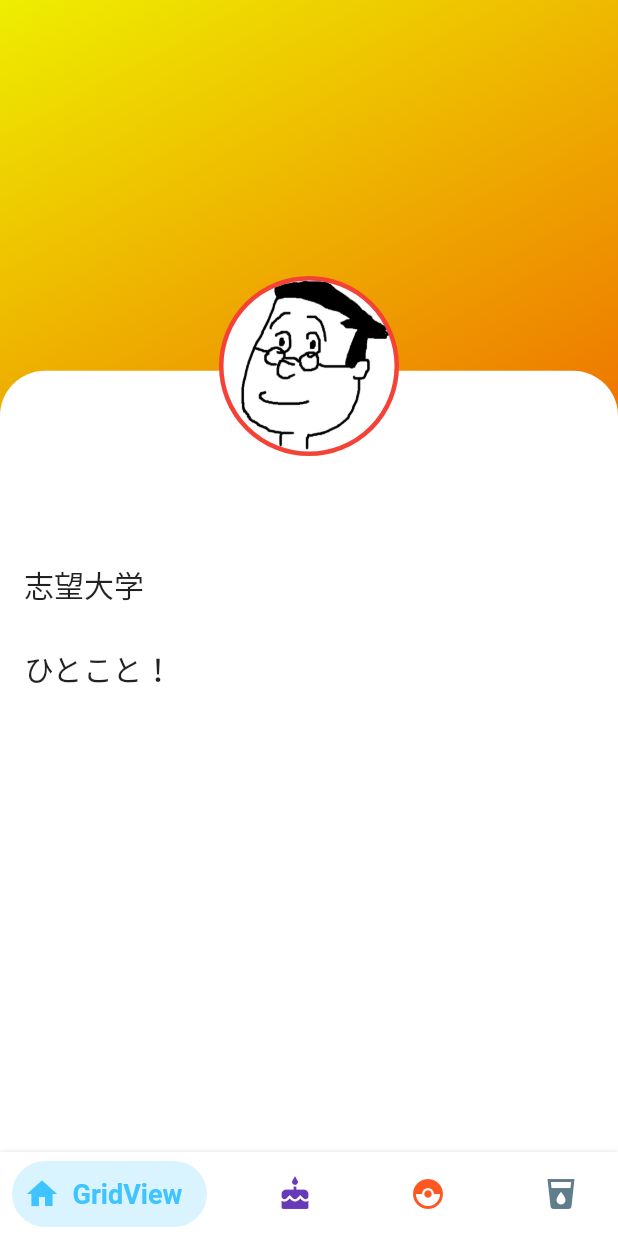
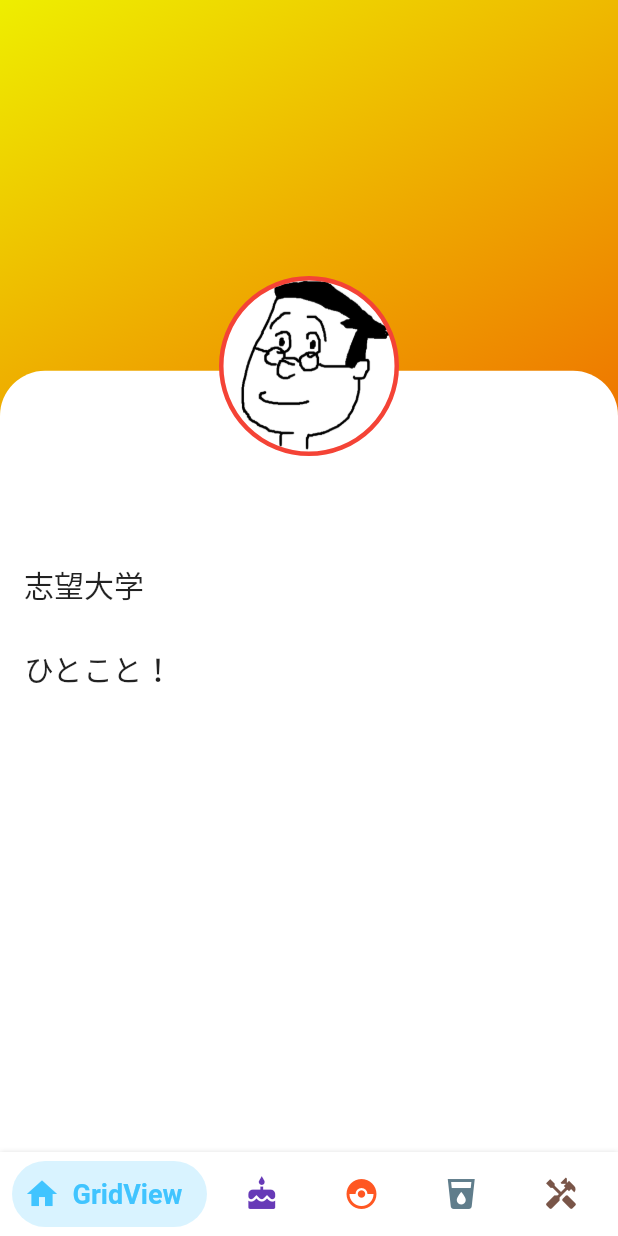
Before and after one commit to ryo-hagiwara-fate/benesse_app, a Flutter app: the HomeScreen screen opened by its route, on a phone screen of 412 x 824 dp. Run offline on Flutter 3.47's test engine with Material 2 defaults, Android fonts, the phone set to English and light mode, and no system bars; drawn by our look-alikes of bottom_navy_bar; our stand-ins replace cloud_firestore, firebase_auth, firebase_core, fl_chart, modal_progress_hud_nsn, pie_chart; accounts and stored records are empty.

Commit message:
ボトムタブ5個

```diff
--- a/lib/high-five/screens/home_screen.dart
+++ b/lib/high-five/screens/home_screen.dart
@@ -1,5 +1,6 @@
 import 'package:flutter/material.dart';
 import 'package:bottom_navy_bar/bottom_navy_bar.dart';
+import 'package:template_app/high-five/screens/dummy_screen1.dart';
 import 'package:template_app/high-five/screens/firends_list_screen.dart';
 import 'package:template_app/high-five/screens/question_post_screen.dart';
 import 'package:template_app/high-five/screens/study_post_screen.dart';
@@ -19,6 +20,7 @@ class _HomeScreenState extends State<HomeScreen> {
     FriendsListScreen(),
     QuestionPostScreen(),
     StudyPostScreen(),
+    DummyScreen1()
   ];
 
   @override
@@ -37,7 +39,7 @@ class _HomeScreenState extends State<HomeScreen> {
           BottomNavyBarItem(icon: Icon(Icons.cake), title: Text("ListView", style: TextStyle(fontSize: 18),), activeColor: Colors.deepPurple, textAlign: TextAlign.center),
           BottomNavyBarItem(icon: Icon(Icons.catching_pokemon), title: Text("PieChart1", style: TextStyle(fontSize: 18),), activeColor: Colors.deepOrange, textAlign: TextAlign.center),
           BottomNavyBarItem(icon: Icon(Icons.local_drink), title: Text("fl_charts", style: TextStyle(fontSize: 18),), activeColor: Colors.blueGrey, textAlign: TextAlign.center),
-          // BottomNavyBarItem(icon: Icon(Icons.handyman), title: Text("First", style: TextStyle(fontSize: 18),), activeColor: Colors.brown, textAlign: TextAlign.center),
+          BottomNavyBarItem(icon: Icon(Icons.handyman), title: Text("First", style: TextStyle(fontSize: 18),), activeColor: Colors.brown, textAlign: TextAlign.center),
         ],
         selectedIndex: _currentIndex,
         onItemSelected: (index) => setState(() => _currentIndex = index),
--- a/lib/high-five/userControl/add_user_details_screen.dart
+++ b/lib/high-five/userControl/add_user_details_screen.dart
@@ -60,6 +60,7 @@ class _AddUserDetailsScreenState extends State<AddUserDetailsScreen> {
               onChanged: (value){
                 comment = value;
               },
+
             ),
             RoundedButton(buttonColor: Colors.red, buttonTitle: "登録！！", onPressed: (){
               print("$userName : $universityName : $comment : ${loggedInUser!.uid}");
```
Also changed, not shown: lib/high-five/screens/dummy_screen1.dart (added, +11 -0 lines).
